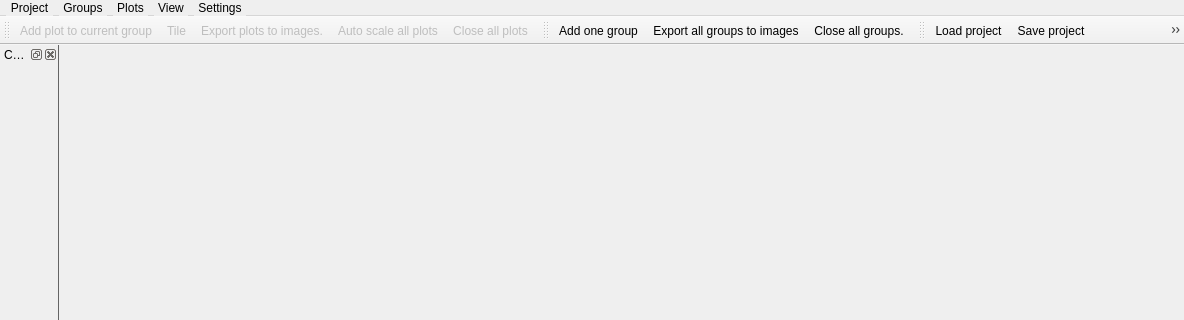
First picture: the form in src/apps/rragraph/MainWindow.ui, repository rasmadeus/Rragraph, before the edit; both pictures show x 0 to 1184 and y 0 to 320 of the 1184 by 781 pixel window.
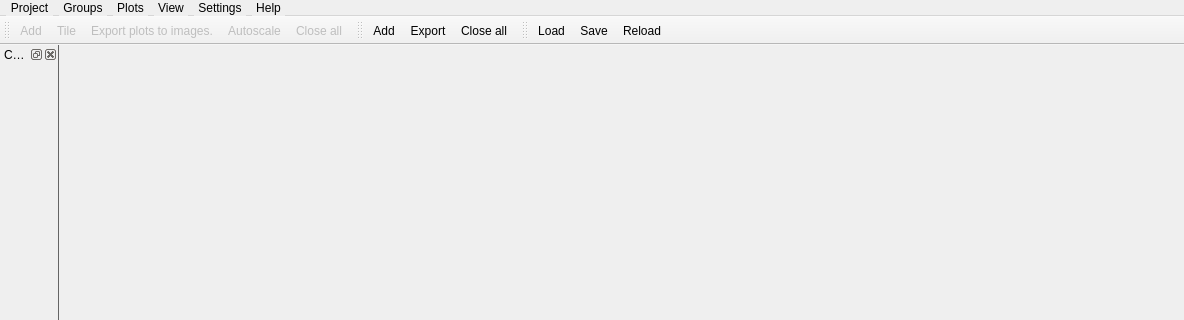
Second picture: the form after the edit. Icons and pictures are not drawn.

```diff
--- a/src/apps/rragraph/MainWindow.ui
+++ b/src/apps/rragraph/MainWindow.ui
@@ -149,12 +149,20 @@
      <string>Settings</string>
     </property>
     <addaction name="actionShowSamplesManager"/>
+    <addaction name="menuLanguages"/>
+   </widget>
+   <widget class="QMenu" name="menuHelp">
+    <property name="title">
+     <string>Help</string>
+    </property>
+    <addaction name="actionAbout"/>
    </widget>
    <addaction name="menuProject"/>
    <addaction name="menuGroups"/>
    <addaction name="menuPlots"/>
    <addaction name="menuView"/>
    <addaction name="menuSamples"/>
+   <addaction name="menuHelp"/>
   </widget>
   <widget class="QToolBar" name="toolBarPlots">
    <property name="enabled">
@@ -220,12 +228,15 @@
    <widget class="QWidget" name="dockWidgetContents"/>
   </widget>
   <action name="actionAddPlot">
+   <property name="enabled">
+    <bool>true</bool>
+   </property>
    <property name="icon">
     <iconset resource="res.qrc">
      <normaloff>:/res/mainWindow/addPlot.png</normaloff>:/res/mainWindow/addPlot.png</iconset>
    </property>
    <property name="text">
-    <string>Add plot to current group</string>
+    <string>Add</string>
    </property>
    <property name="toolTip">
     <string>Add new plot to current current group.</string>
@@ -240,7 +251,7 @@
      <normaloff>:/res/mainWindow/closeAllPlots.png</normaloff>:/res/mainWindow/closeAllPlots.png</iconset>
    </property>
    <property name="text">
-    <string>Close all plots</string>
+    <string>Close all</string>
    </property>
    <property name="toolTip">
     <string>Close all plots of current group.</string>
@@ -285,7 +296,7 @@
      <normaloff>:/res/mainWindow/exportAllGroupsToImages.png</normaloff>:/res/mainWindow/exportAllGroupsToImages.png</iconset>
    </property>
    <property name="text">
-    <string>Export all groups to images</string>
+    <string>Export</string>
    </property>
    <property name="toolTip">
     <string>Export all groups to png images.</string>
@@ -300,7 +311,7 @@
      <normaloff>:/res/mainWindow/addGroup.png</normaloff>:/res/mainWindow/addGroup.png</iconset>
    </property>
    <property name="text">
-    <string>Add one group</string>
+    <string>Add</string>
    </property>
    <property name="toolTip">
     <string>Add new group to project.</string>
@@ -315,7 +326,7 @@
      <normaloff>:/res/mainWindow/closeAllGroups.png</normaloff>:/res/mainWindow/closeAllGroups.png</iconset>
    </property>
    <property name="text">
-    <string>Close all groups.</string>
+    <string>Close all</string>
    </property>
    <property name="toolTip">
     <string>Close all groups.</string>
@@ -372,7 +383,7 @@
      <normaloff>:/res/mainWindow/scalePlots.png</normaloff>:/res/mainWindow/scalePlots.png</iconset>
    </property>
    <property name="text">
-    <string>Auto scale all plots</string>
+    <string>Autoscale</string>
    </property>
    <property name="toolTip">
     <string>Scale all plots of current groups.</string>
@@ -387,7 +398,7 @@
      <normaloff>:/res/mainWindow/loadProject.png</normaloff>:/res/mainWindow/loadProject.png</iconset>
    </property>
    <property name="text">
-    <string>Load project</string>
+    <string>Load</string>
    </property>
    <property name="toolTip">
     <string>Load project.</string>
@@ -402,7 +413,7 @@
      <normaloff>:/res/mainWindow/reloadProject.png</normaloff>:/res/mainWindow/reloadProject.png</iconset>
    </property>
    <property name="text">
-    <string>Reload project</string>
+    <string>Reload</string>
    </property>
    <property name="toolTip">
     <string>Reload current project.</string>
@@ -417,7 +428,7 @@
      <normaloff>:/res/mainWindow/saveProject.png</normaloff>:/res/mainWindow/saveProject.png</iconset>
    </property>
    <property name="text">
-    <string>Save project</string>
+    <string>Save</string>
    </property>
    <property name="toolTip">
     <string>Save current project.</string>
```
Left out of the diff: 60 changed lines with no effect on the pictures.
